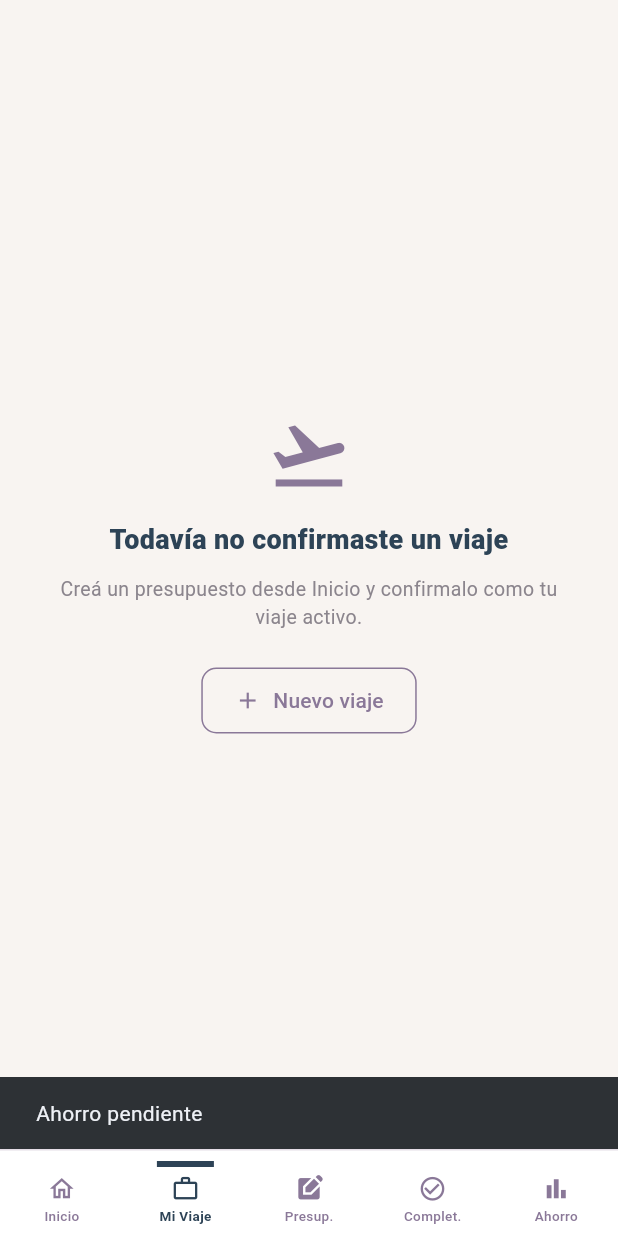
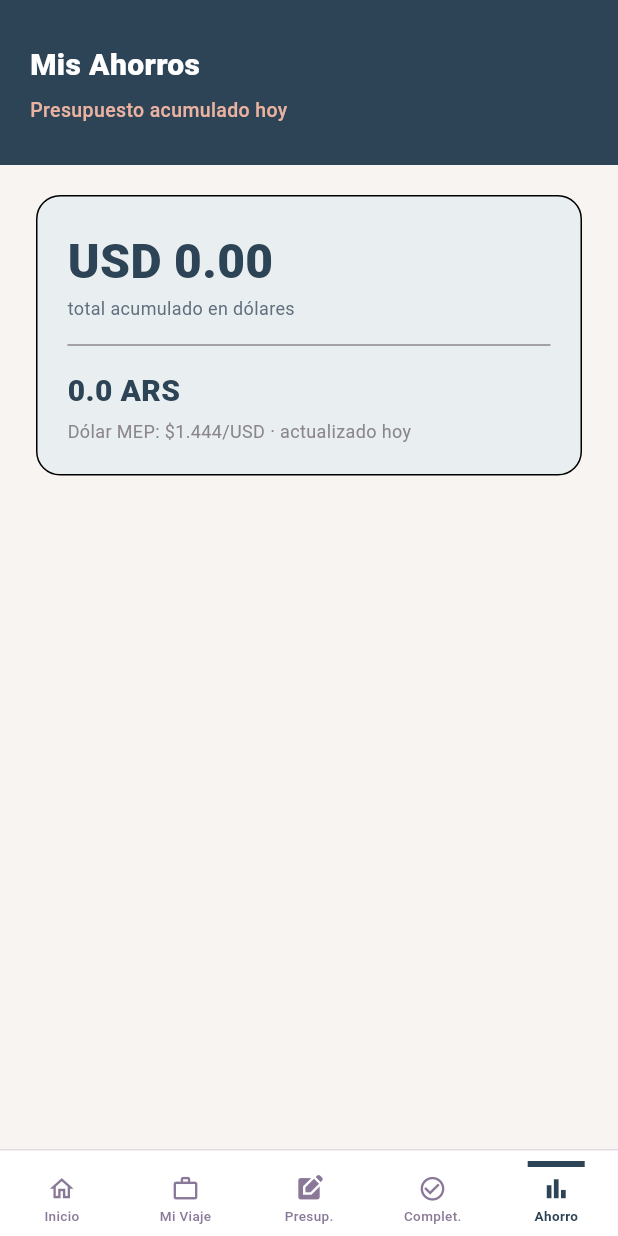
Before and after one commit to danielafranc/tp3-planificador-de-viajes, a Flutter app: the screen it shows once a user with an empty profile is signed in, item 2 of the bottom bar chosen, after a tap on "Ahorro", on a phone screen of 412 x 824 dp. Run offline on Flutter 3.47's test engine with Material 3 defaults, Android fonts, the phone set to English and light mode, and no system bars; our stand-ins replace cloud_firestore, firebase_auth, firebase_core, flutter_riverpod, go_router; accounts and stored records are empty.

Commit message:
Agrego primera seccion de la pantalla mi ahorro

```diff
--- a/lib/core/router/app_router.dart
+++ b/lib/core/router/app_router.dart
@@ -10,6 +10,7 @@ import '../../presentation/screens/new_trip_screen.dart';
 import '../../presentation/screens/loading_budget_screen.dart';
 import '../../presentation/screens/budget_result_screen.dart';
 import '../../domain/budget_model.dart';
+import '../../presentation/screens/savings_screen.dart';
 
 final appRouter = GoRouter(
   initialLocation: '/',
@@ -75,5 +76,10 @@ final appRouter = GoRouter(
         return BudgetResultScreen(budget: budget);
       },
     ),
+    GoRoute(
+      path: '/savings',
+      name: SavingsScreen.name,
+      builder: (context, state) => const SavingsScreen(),
+    ),
   ],
 );
--- a/lib/core/widgets/app_bottom_nav.dart
+++ b/lib/core/widgets/app_bottom_nav.dart
@@ -50,11 +50,7 @@ class AppBottomNav extends StatelessWidget {
               icon: Icons.bar_chart,
               label: 'Ahorro',
               selected: current == AppNavTab.savings,
-              onTap: () {
-                ScaffoldMessenger.of(context).showSnackBar(
-                  const SnackBar(content: Text('Ahorro pendiente')),
-                );
-              },
+              onTap: () => context.go('/savings'),
             ),
           ],
         ),
--- /dev/null
+++ b/lib/presentation/screens/savings_screen.dart
@@ -0,0 +1,126 @@
+import 'package:flutter/material.dart';
+import 'package:flutter_riverpod/flutter_riverpod.dart';
+import '../../core/theme/app_colors.dart';
+import '../../core/theme/app_text_styles.dart';
+import '../../core/widgets/app_bottom_nav.dart';
+import '../providers/savings_provider.dart';
+
+class SavingsScreen extends ConsumerWidget {
+static const String name = 'savings_screen';
+const SavingsScreen({super.key});
+
+@override
+  Widget build(BuildContext context, WidgetRef ref) {
+    return Scaffold(
+      body: SafeArea(
+        bottom: false,
+        child: Column(
+          children: [
+            const _SavingsHeader(),
+            const Expanded(
+              child: _SavingsContent(),
+              ),
+          ],
+        ),
+      ),
+      bottomNavigationBar: const AppBottomNav(current: AppNavTab.savings),
+    );
+  }
+}
+
+class _SavingsHeader extends StatelessWidget{
+const _SavingsHeader();
+
+@override
+  Widget build(BuildContext context) {
+    return Container(
+      height: 110,
+      width: double.infinity,
+      padding: const EdgeInsets.fromLTRB(20, 14, 10, 12),
+      color: AppColors.navy,
+      child: const Column(
+        crossAxisAlignment: CrossAxisAlignment.start,
+        mainAxisAlignment: MainAxisAlignment.center,
+        children: [
+          Text(
+            'Mis Ahorros',
+            style: AppTextStyles.headerTitle,
+          ),
+          SizedBox(height: 6),
+          Text(
+            'Presupuesto acumulado hoy',
+            style: AppTextStyles.headerSubtitle,
+          ),
+        ],
+      ),
+    );
+  }
+}
+
+
+class _SavingsContent extends StatelessWidget {
+  const _SavingsContent();
+
+ @override
+  Widget build(BuildContext context) {
+    return ListView(
+      padding: const EdgeInsets.all(20),
+      children: const [
+        _TotalAmountSavings(),
+        SizedBox(height: 24),
+      ],
+    );
+  }
+}
+
+
+
+class _TotalAmountSavings extends ConsumerWidget {
+  const _TotalAmountSavings();
+
+  @override
+  Widget build(BuildContext context, WidgetRef ref) {
+    final savingsState = ref.watch(savingsProvider);
+    //final dolarMEP = ref.watch(newTripProvider.notifier).fetchMep();
+
+    return Container(
+      margin: const EdgeInsets.symmetric(horizontal: 4),
+      padding: const EdgeInsets.all(20),
+      decoration: BoxDecoration(
+        color: const Color.fromARGB(246, 232, 239, 240),
+        borderRadius: BorderRadius.circular(16),
+        border: Border.all(color: const Color.fromARGB(255, 0, 0, 0)),
+      ),
+      child: Column(
+        crossAxisAlignment: CrossAxisAlignment.start,
+        children: [
+          Text(
+            'USD ${savingsState.totalUsd.toStringAsFixed(2)}',
+            style: AppTextStyles.headerTitle.copyWith(
+              color: AppColors.navy,
+              fontSize: 32,
+            ),
+          ),
+          const Text(
+            'total acumulado en dólares',
+            style: TextStyle(color: AppColors.slate, fontSize: 12),
+          ),
+          const Divider(height: 32, color: AppColors.muted),
+          Text(
+            //me falta usar el valor del dolar
+            '${(savingsState.totalUsd) } ARS',
+            style: AppTextStyles.headerTitle.copyWith(
+              color: AppColors.navy,
+              fontSize: 20,
+            ),
+          ),
+          const SizedBox(height: 4),
+          const Text(
+            'Dólar MEP: \$1.444/USD · actualizado hoy',
+            style: TextStyle(fontSize: 12, color: AppColors.muted),
+          ),
+        ],
+      ),
+    );
+  }
+}
```
